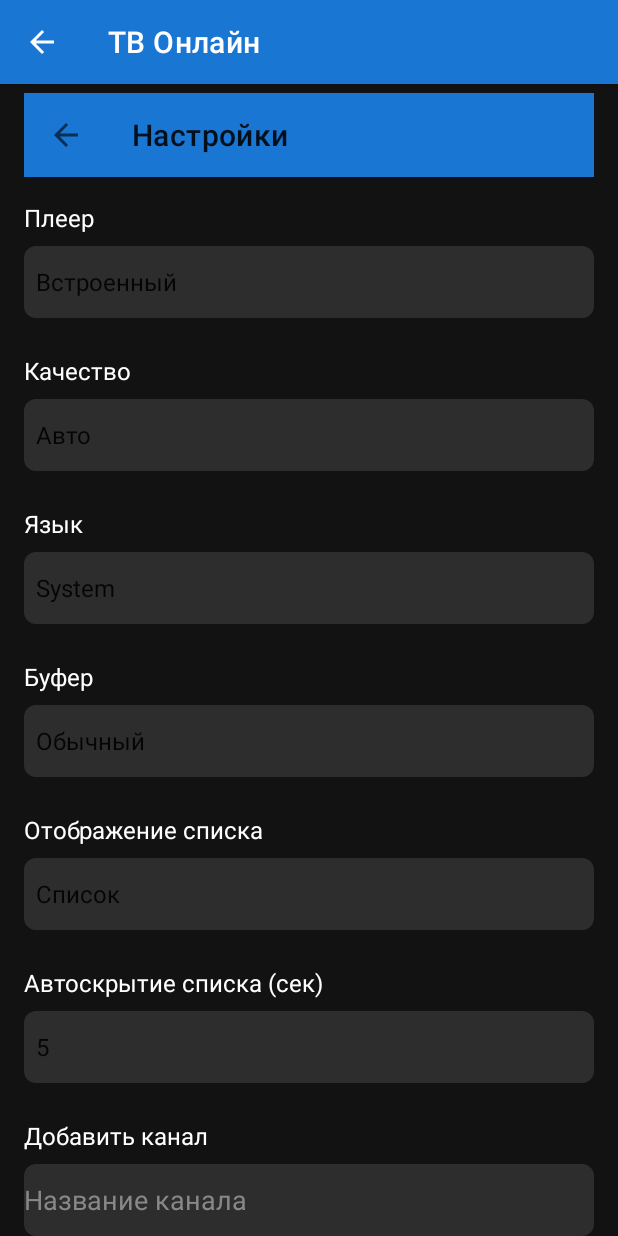
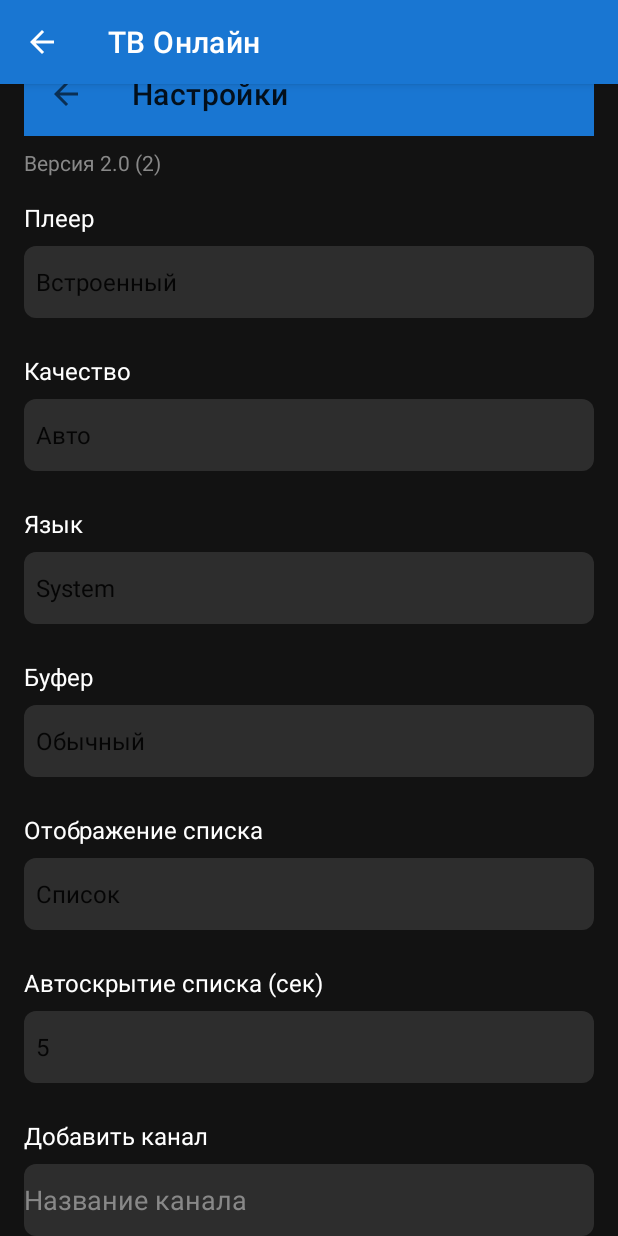
Before and after one commit to donmax76/IpTv, an Android app: the SettingsActivity screen opened directly, with no data from a screen before it, on a phone screen of 412 x 824 dp. Run offline under Robolectric (Android 15) with nearby library versions, the phone set to English and light mode, and no system bars.

Commit message:
Add app version display (v2.0), show in Settings
- versionCode 2, versionName 2.0
- Version shown in Settings: 'Версия 2.0 (2)'
- buildConfig enabled for BuildConfig

Co-authored-by: donmax76 <donmax76@users.noreply.github.com>

```diff
--- a/TVViewer/app/build.gradle.kts
+++ b/TVViewer/app/build.gradle.kts
@@ -11,8 +11,8 @@ android {
         applicationId = "com.tvviewer"
         minSdk = 24
         targetSdk = 34
-        versionCode = 1
-        versionName = "1.0"
+        versionCode = 2
+        versionName = "2.0"
     }
 
     buildTypes {
@@ -33,6 +33,7 @@ android {
     }
     buildFeatures {
         viewBinding = true
+        buildConfig = true
     }
 }
 
--- a/TVViewer/app/src/main/java/com/tvviewer/SettingsActivity.kt
+++ b/TVViewer/app/src/main/java/com/tvviewer/SettingsActivity.kt
@@ -1,5 +1,6 @@
 package com.tvviewer
 
+import com.tvviewer.BuildConfig
 import android.content.ClipData
 import android.content.ClipboardManager
 import android.content.Context
@@ -58,6 +59,8 @@ class SettingsActivity : BaseActivity() {
         addChannelUrl = findViewById(R.id.addChannelUrl)
         customChannelsList = findViewById(R.id.customChannelsList)
 
+        findViewById<android.widget.TextView>(R.id.versionText).text =
+            getString(R.string.version_format, BuildConfig.VERSION_NAME, BuildConfig.VERSION_CODE)
         setupPlayerSpinner()
         setupQualitySpinner()
         setupBufferSpinner()
--- a/TVViewer/app/src/main/res/layout/activity_settings.xml
+++ b/TVViewer/app/src/main/res/layout/activity_settings.xml
@@ -19,6 +19,14 @@
             android:background="?attr/colorPrimary"
             app:navigationIcon="?attr/homeAsUpIndicator"
             app:title="@string/settings" />
+
+        <TextView
+            android:id="@+id/versionText"
+            android:layout_width="wrap_content"
+            android:layout_height="wrap_content"
+            android:layout_marginTop="8dp"
+            android:textColor="#888888"
+            android:textSize="14sp" />
 
         <TextView
             android:layout_width="wrap_content"
--- a/TVViewer/app/src/main/res/values/strings.xml
+++ b/TVViewer/app/src/main/res/values/strings.xml
@@ -77,4 +77,5 @@
     <string name="list_display_list">Список</string>
     <string name="list_display_grid">Таблица (сетка)</string>
     <string name="list_autohide">Автоскрытие списка (сек)</string>
+    <string name="version_format">Версия %1$s (%2$d)</string>
 </resources>
```
Also changed, not shown: 3 other files.
